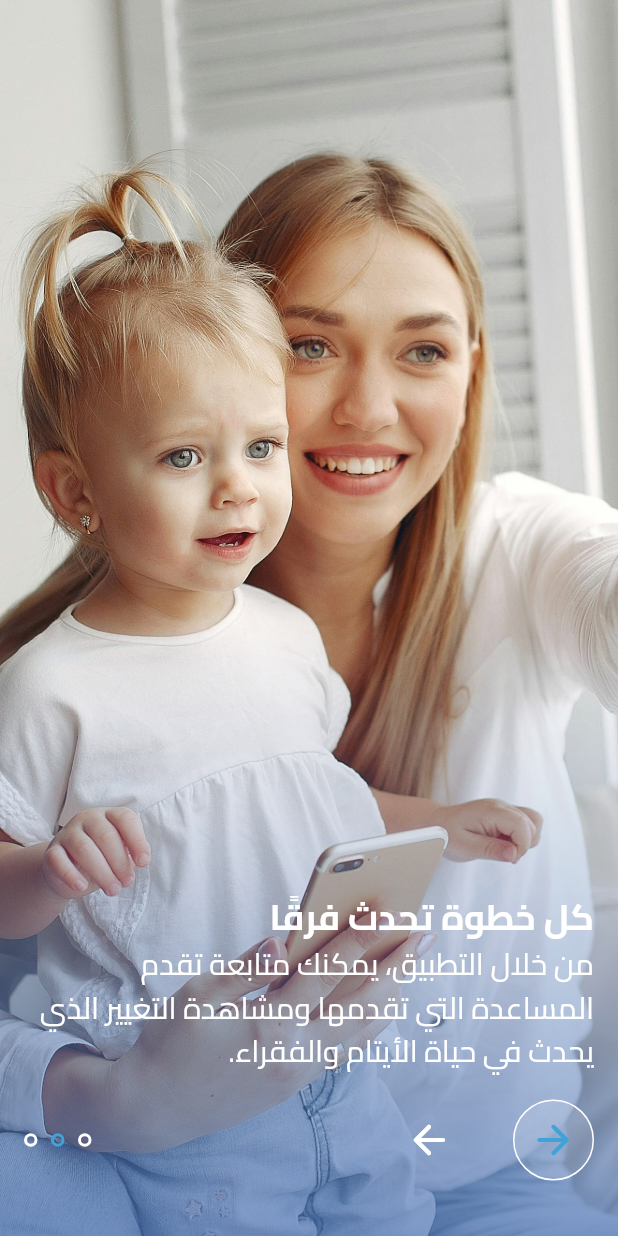
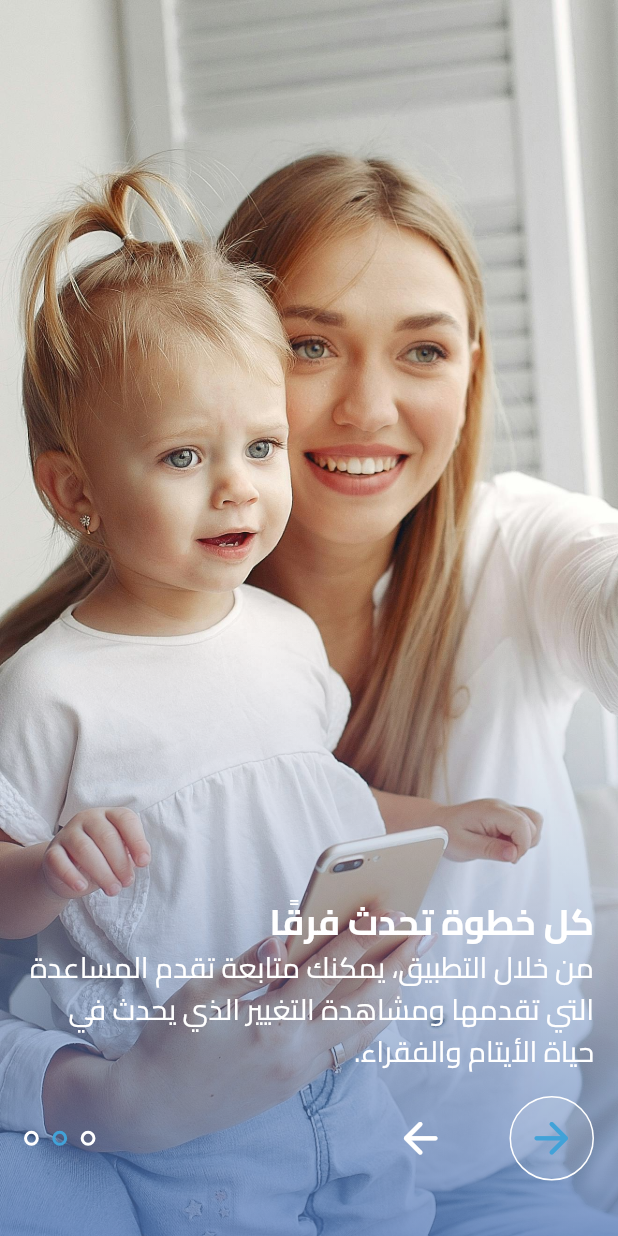
Before and after one commit to MortadaGhassan/bobgy, a Flutter app: the screen it shows after launch, after a tap on the "arrow forward" icon, on a phone screen of 412 x 824 dp. Run offline on Flutter 3.47's test engine with Material 3 defaults, Android fonts, the phone set to English and light mode, and no system bars; our stand-ins replace flutter_riverpod, go_router, hugeicons, riverpod_annotation, shared_preferences; generated files the repository leaves out were written again.

Commit message:
Added the size config and redirected the widget dir

```diff
--- a/lib/main.dart
+++ b/lib/main.dart
@@ -1,5 +1,6 @@
 import 'package:algad_almushriq/router/app_routes.dart';
 import 'package:algad_almushriq/theme/theme.dart';
+import 'package:algad_almushriq/utlis/size_config.dart';
 import 'package:flutter/material.dart';
 import 'package:flutter_riverpod/flutter_riverpod.dart';
 
@@ -13,10 +14,15 @@ class MyApp extends ConsumerWidget {
   @override
   Widget build(BuildContext context, WidgetRef ref) {
     final router = AppRoutes.createRouter(ref);
-    return MaterialApp.router(
-      theme: MyTheme.customTheme,
-      debugShowCheckedModeBanner: false,
-      routerConfig: router,
+    return LayoutBuilder(
+      builder: (context, constraints) {
+        SizeConfig().init(constraints);
+        return MaterialApp.router(
+          theme: MyTheme.customTheme,
+          debugShowCheckedModeBanner: false,
+          routerConfig: router,
+        );
+      },
     );
   }
 }
--- /dev/null
+++ b/lib/utlis/size_config.dart
@@ -0,0 +1,82 @@
+import 'package:flutter/material.dart';
+
+extension SizeExt on num {
+  double get h => this * SizeConfig.screenHeight / 100;
+  double get w => this * SizeConfig.screenWidth / 100;
+  double get sp => this * (SizeConfig.screenHeight / 3.2) / 100;
+}
+
+class SizeConfig {
+  static double font32 = 32;
+  static double font28 = 28;
+  static double font24 = 24;
+  static double font22 = 22;
+  static double font20 = 20;
+  static double font18 = 18;
+  static double font16 = 16;
+  static double font15 = 15;
+  static double font14 = 14;
+  static double font13 = 13;
+  static double font12 = 12;
+  static double font11 = 11;
+  static double font10 = 10;
+  static double font9 = 9;
+  static double font8 = 8;
+  static double padding2 = 2;
+  static double padding4 = 4;
+  static double padding8 = 8;
+  static double padding12 = 12;
+  static double padding16 = 16;
+  static double padding24 = 24;
+  static double padding32 = 32;
+  static double _screenWidth = 0;
+  static double _screenHeight = 0;
+  static double _blockWidth = 0;
+  static double _blockHeight = 0;
+  static double textMultiplier = 0;
+  static double imageSizeMultiplier = 0;
+  static double heightMultiplier = 0;
+  static double widthMultiplier = 0;
+  static double screenWidth = 0;
+  static double screenHeight = 0;
+
+  void init(BoxConstraints constraints) {
+    _screenWidth = constraints.maxWidth;
+    _screenHeight = constraints.maxHeight;
+
+    _blockWidth = _screenWidth / 100;
+    _blockHeight = _screenHeight / 100;
+
+    textMultiplier = _blockHeight;
+    imageSizeMultiplier = _blockWidth;
+    heightMultiplier = _blockHeight;
+    widthMultiplier = _blockWidth;
+
+    font32 = 3.8 * textMultiplier;
+    font28 = 3.3 * textMultiplier;
+    font24 = 2.85 * textMultiplier;
+    font22 = 2.66 * textMultiplier;
+    font20 = 2.35 * textMultiplier;
+    font18 = 2.22 * textMultiplier;
+    font16 = 1.9 * textMultiplier;
+    font15 = 1.77 * textMultiplier;
+    font14 = 1.66 * textMultiplier;
+    font13 = 1.55 * textMultiplier;
+    font12 = 1.46 * textMultiplier;
+    font11 = 1.3 * textMultiplier;
+    font10 = 1.19 * textMultiplier;
+    font9 = 1.05 * textMultiplier;
+    font8 = 0.95 * textMultiplier;
+
+    padding2 = 0.25 * textMultiplier;
+    padding4 = 0.5 * textMultiplier;
+    padding8 = textMultiplier;
+    padding12 = 1.5 * textMultiplier;
+    padding16 = 2 * textMultiplier;
+    padding24 = 3 * textMultiplier;
+    padding32 = 4 * textMultiplier;
+
+    screenWidth = _screenWidth;
+    screenHeight = _screenHeight;
+  }
+}
--- a/lib/widgets/onboarding_indicator.dart
+++ b/lib/utlis/widgets/onboarding_indicator.dart
@@ -1,5 +1,6 @@
 import 'package:algad_almushriq/providers/onboarding_provider.dart';
 import 'package:algad_almushriq/router/route_names.dart';
+import 'package:algad_almushriq/utlis/size_config.dart';
 import 'package:flutter/material.dart';
 import 'package:flutter_riverpod/flutter_riverpod.dart';
 import 'package:go_router/go_router.dart';
@@ -27,12 +28,11 @@ class OnboardingIndicator extends StatelessWidget {
         mainAxisAlignment: MainAxisAlignment.spaceBetween,
         children: [
           SizedBox(
-            height: 20,
+            height: 2.4.h,
             child: ListView.separated(
               itemBuilder:
                   (context, index) => Container(
-                    height: 9,
-                    width: 9,
+                    width: 1.2.h,
                     decoration: BoxDecoration(
                       shape: BoxShape.circle,
                       border: Border.all(
@@ -62,11 +62,11 @@ class OnboardingIndicator extends StatelessWidget {
               },
               icon: Icon(
                 Icons.arrow_back_rounded,
-                size: 32,
+                size: 8.33.w,
                 color: Colors.white,
               ),
             ),
-            SizedBox(width: 32),
+            SizedBox(width: 8.33.w),
           ],
           onboardingCounter != 2
               ? OutlinedButton(
@@ -81,11 +81,11 @@ class OnboardingIndicator extends StatelessWidget {
                   foregroundColor: Color(0xff41A2D8),
                   backgroundColor: Color(0x20FFFFFF),
                   alignment: Alignment.center,
-                  minimumSize: const Size(41, 41),
+                  minimumSize: Size(5.w, 5.h),
                   shape: CircleBorder(),
                   padding: EdgeInsets.all(11),
                 ),
-                child: Icon(Icons.arrow_forward_rounded, size: 32),
+                child: Icon(Icons.arrow_forward_rounded, size: 8.33.w),
               )
               : OutlinedButton(
                 onPressed: () {
@@ -99,7 +99,7 @@ class OnboardingIndicator extends StatelessWidget {
                   foregroundColor: Color(0xff41A2D8),
                   backgroundColor: Color(0x20FFFFFF),
                   alignment: Alignment.center,
-                  minimumSize: const Size(105, 40),
+                  minimumSize: Size(27.34.w, 4.81.h),
                   shape: RoundedRectangleBorder(
                     borderRadius: BorderRadius.circular(30),
                   ),
@@ -107,7 +107,10 @@ class OnboardingIndicator extends StatelessWidget {
                 ),
                 child: Text(
                   'ابدا الان',
-                  style: TextStyle(fontSize: 14, fontWeight: FontWeight.w400),
+                  style: TextStyle(
+                    fontSize: SizeConfig.font15,
+                    fontWeight: FontWeight.w400,
+                  ),
                 ),
               ),
         ],
--- a/lib/widgets/onboarding_page.dart
+++ b/lib/utlis/widgets/onboarding_page.dart
@@ -1,3 +1,4 @@
+import 'package:algad_almushriq/utlis/size_config.dart';
 import 'package:flutter/material.dart';
 import 'package:flutter_riverpod/flutter_riverpod.dart';
 
@@ -56,7 +57,7 @@ class OnboardingPage extends StatelessWidget {
                 child: Text(
                   content,
                   style: TextStyle(
-                    fontSize: 20,
+                    fontSize: SizeConfig.font20,
                     fontWeight: FontWeight.w500,
                     color: Colors.white,
                   ),
--- a/lib/view/onboarding_screen.dart
+++ b/lib/view/onboarding_screen.dart
@@ -1,9 +1,10 @@
 import 'package:algad_almushriq/providers/onboarding_conter_provider.dart';
+import 'package:algad_almushriq/utlis/size_config.dart';
 import 'package:flutter/material.dart';
 import 'package:flutter_riverpod/flutter_riverpod.dart';
 
-import '../widgets/onboarding_indicator.dart';
-import '../widgets/onboarding_page.dart';
+import '../utlis/widgets/onboarding_indicator.dart';
+import '../utlis/widgets/onboarding_page.dart';
 
 class OnboardingScreen extends ConsumerStatefulWidget {
   const OnboardingScreen({super.key});
@@ -58,7 +59,7 @@ class _OnboardingScreenState extends ConsumerState<OnboardingScreen> {
               ),
             ],
           ),
-          SizedBox(height: 20),
+          SizedBox(height: 2.40.h),
           OnboardingIndicator(
             onboardingCounter: onboardingCounter,
             pageController: _pageController,
--- a/lib/view/profile_screen.dart
+++ b/lib/view/profile_screen.dart
@@ -1,7 +1,8 @@
 import 'package:algad_almushriq/theme/theme.dart';
-import 'package:algad_almushriq/widgets/option_card.dart';
 import 'package:flutter/material.dart';
 import 'package:hugeicons/hugeicons.dart';
+
+import '../utlis/widgets/option_card.dart';
 
 class ProfileScreen extends StatelessWidget {
   const ProfileScreen({super.key});
```
Also changed, not shown: lib/utlis/widgets/option_card.dart (renamed from lib/widgets/option_card.dart), lib/utlis/widgets/user_info.dart (renamed from lib/widgets/user_info.dart), lib/view/home_screen.dart (added).
